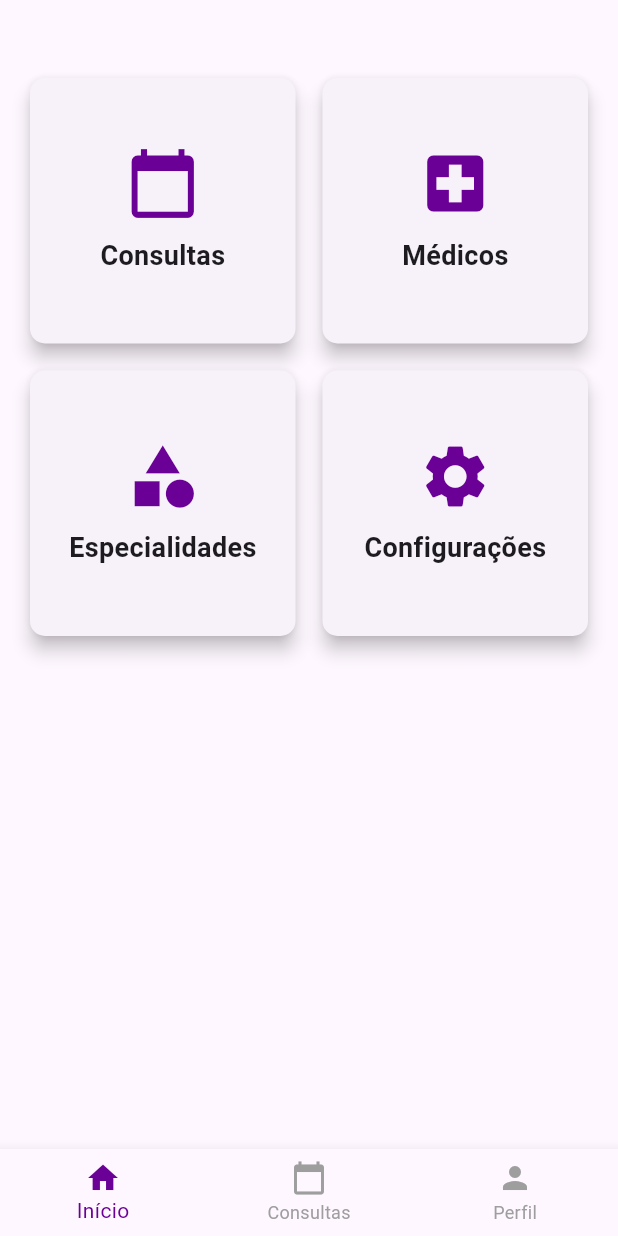
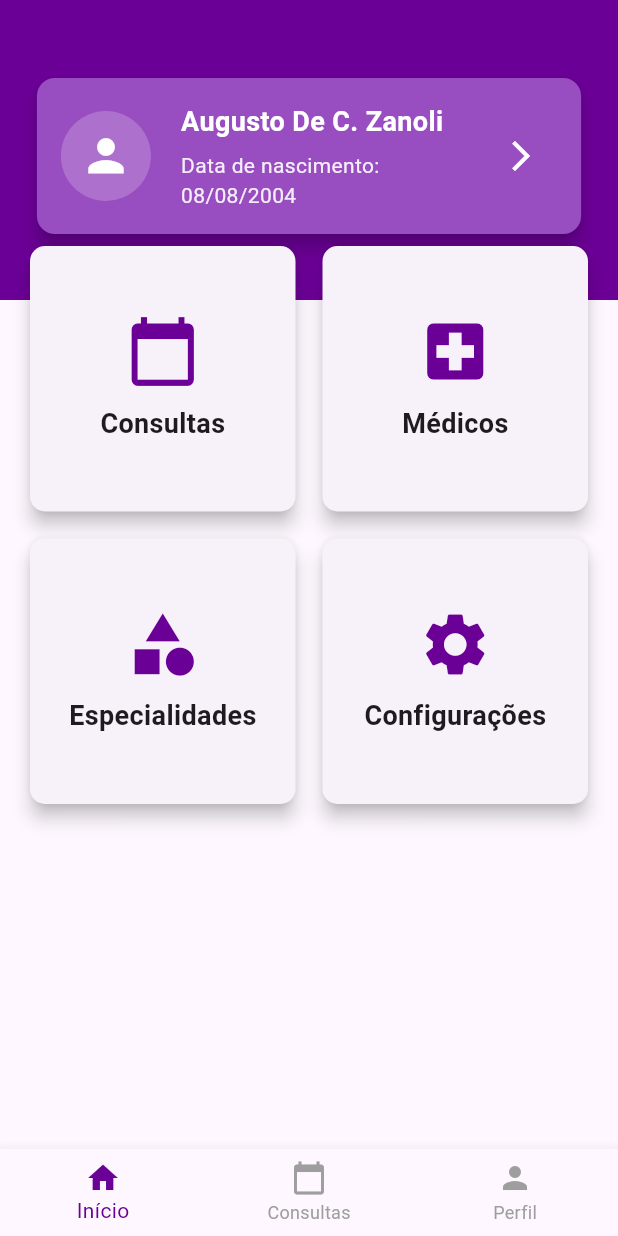
Before and after one commit to AugustoZanoli/doctors_app, a Flutter app: the screen it shows after launch, on a phone screen of 412 x 824 dp. Run offline on Flutter 3.47's test engine with Material 3 defaults, Android fonts, the phone set to English and light mode, and no system bars.

Commit message:
Adicionando card na home

```diff
--- /dev/null
+++ b/doctors_app/lib/components/card_user.dart
@@ -0,0 +1,74 @@
+import 'package:flutter/material.dart';
+import 'package:doctors_app/main.dart';
+
+class CardUser extends StatelessWidget {
+  final String title;
+  final String route;
+  final String data;
+
+  const CardUser({
+    required this.title,
+    required this.route,
+    required this.data,
+  });
+
+  @override
+  Widget build(BuildContext context) {
+    return SizedBox(
+      width: MediaQuery.of(context).size.width * 0.9,
+      child: Card(
+        color: customPurple[400],
+        elevation: 5,
+        shape: RoundedRectangleBorder(
+          borderRadius: BorderRadius.circular(12),
+        ),
+        child: Padding(
+          padding: const EdgeInsets.all(16.0),
+          child: Row(
+            children: [
+              CircleAvatar(
+                radius: 30,
+                backgroundColor: Colors.white.withOpacity(0.2),
+                child: Icon(
+                  Icons.person,
+                  size: 35,
+                  color: Colors.white,
+                ),
+              ),
+              SizedBox(width: 20),
+              Expanded(
+                child: Column(
+                  crossAxisAlignment: CrossAxisAlignment.start,
+                  children: [
+                    Text(
+                      title,
+                      style: TextStyle(
+                        color: Colors.white,
+                        fontSize: 18,
+                        fontWeight: FontWeight.bold,
+                      ),
+                    ),
+                    SizedBox(height: 6),
+                    Text(
+                      'Data de nascimento: 08/08/2004',
+                      style: TextStyle(
+                        color: Colors.white.withOpacity(0.9),
+                        fontSize: 14,
+                      ),
+                    ),
+                  ],
+                ),
+              ),
+              IconButton(
+                icon: Icon(Icons.arrow_forward_ios, color: Colors.white),
+                onPressed: () {
+                  // Navigator.pushNamed(context, route);
+                },
+              ),
+            ],
+          ),
+        ),
+      ),
+    );
+  }
+}
--- a/doctors_app/lib/screens/home.dart
+++ b/doctors_app/lib/screens/home.dart
@@ -1,4 +1,6 @@
+import 'package:doctors_app/components/card_user.dart';
 import 'package:doctors_app/components/grid.dart';
+import 'package:doctors_app/main.dart';
 import 'package:flutter/material.dart';
 
 class Home extends StatelessWidget {
@@ -59,16 +61,24 @@ class Home extends StatelessWidget {
           ],
         ),
       ),
-      body: Column(
-        mainAxisSize: MainAxisSize.min,
+      body: Stack(
         children: [
           Container(
+            height: 200,
+            color: customPurple,
+          ),
+
+          // Conteúdo sobreposto
+          Padding(
             padding: const EdgeInsets.all(16.0),
+            child: Column(
+              children: [
+                SizedBox(height: 32),
 
-          ),
+                CardUser(title: 'Augusto De C. Zanoli', route: '', data: '08/08/2004',),
+
+                // Minha grid
                 Expanded(
-            child: Padding(
-              padding: const EdgeInsets.all(16.0),
                   child: GridView.builder(
                     gridDelegate: SliverGridDelegateWithFixedCrossAxisCount(
                       crossAxisCount: 2,
@@ -87,6 +97,8 @@ class Home extends StatelessWidget {
                     },
                   ),
                 ),
+              ],
+            ),
           ),
         ],
       ),
```
Lines whose indentation alone changed are shown as unchanged.
